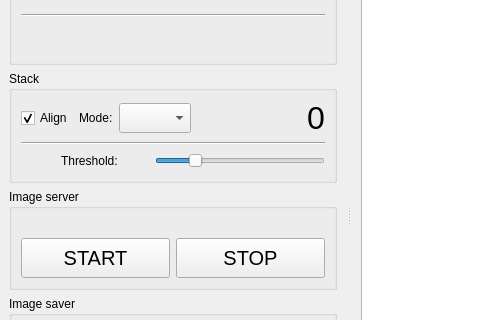
The window that src/als/ui/als_ui.ui (gehelem/als) describes before a commit, drawn with Qt 5; both pictures show x 0 to 480 and y 155 to 475 of the 1156 by 882 pixel window.
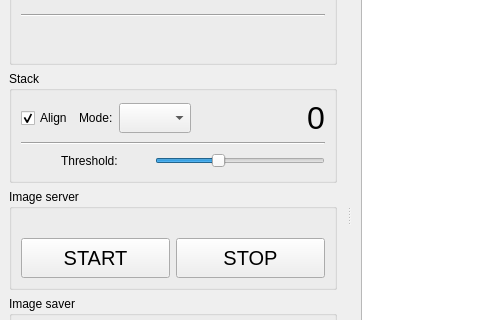
The same window after the commit. Custom widgets are drawn as their Qt base class.

Commit message: set threshold slider's max limit to 60

```diff
--- a/src/als/ui/als_ui.ui
+++ b/src/als/ui/als_ui.ui
@@ -440,7 +440,7 @@
              <number>5</number>
             </property>
             <property name="maximum">
-             <number>100</number>
+             <number>60</number>
             </property>
             <property name="value">
              <number>25</number>
```
